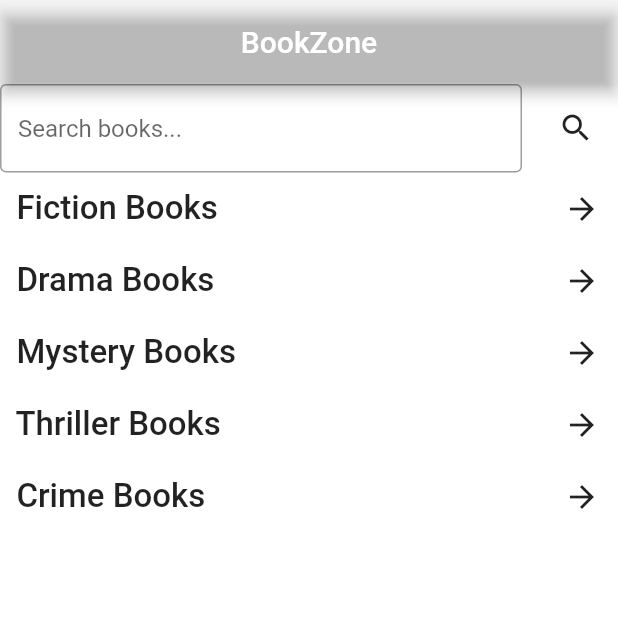
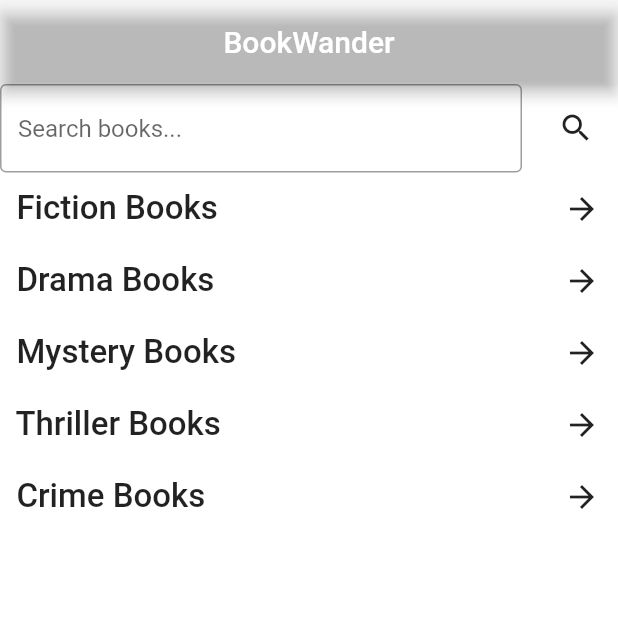
Before and after one commit to Shivansh-2002/Bookstore-App, a Flutter app: the screen it shows after launch, after a tap on the "search" icon, on a phone screen of 412 x 824 dp, the top half of it. Run offline on Flutter 3.47's test engine with Material 2 defaults, Android fonts, the phone set to English and light mode, and no system bars; our stand-ins replace firebase_core; accounts and stored records are empty; network calls fail.

```diff
--- a/lib/main.dart
+++ b/lib/main.dart
@@ -1,7 +1,9 @@
+import 'package:flutter/foundation.dart';
 import 'package:flutter/material.dart';
-import 'MainScreen.dart';
+import 'screens/MainScreen.dart';
 import 'package:provider/provider.dart';
-import 'api_call_state.dart';
+import 'package:firebase_core/firebase_core.dart';
+import 'utilities/api_call_state.dart';
 
 // I am just calling the functions here which i have declared in different files and explained it there.
 // please go through the whole code :)
@@ -9,7 +11,18 @@ import 'api_call_state.dart';
 
 
 //Main Function going to run App Bookstore
-void main() {
+Future <void> main() async{
+  WidgetsFlutterBinding.ensureInitialized();
+  if(kIsWeb){
+    await Firebase.initializeApp(options: FirebaseOptions(
+        apiKey: "AIzaSyBu5Pt19_gWCxPX97Xk35lsjkXCI5sb684",
+        appId: "1:653922675269:web:27fd1e91b3ad96cfe2d12c",
+        messagingSenderId: "653922675269",
+        projectId: "bookzone-388c9")
+    );
+  }
+
+  await Firebase.initializeApp();
   runApp(
       ChangeNotifierProvider(
         create: (_) => ApiCallState(), // Provide the ApiCallState instance
@@ -25,7 +38,7 @@ class BookstoreApp extends StatelessWidget {
   Widget build(BuildContext context) {
     // Ideal basic app implementation
     return MaterialApp(
-      title: 'Bookstore',
+      title: 'BookWander',
       theme: ThemeData(
         primarySwatch: Colors.blue,
       ),
--- a/lib/MainScreen.dart
+++ b/lib/screens/MainScreen.dart
@@ -1,9 +1,9 @@
-import 'package:bookstore/searched.dart';
+import 'package:bookstore/screens/searched.dart';
 import 'package:flutter/material.dart';
 import 'package:provider/provider.dart';
 import 'package:http/http.dart' as http;
-import '../util.dart';
-import 'api_call_state.dart';
+import '../utilities/util.dart';
+import '../utilities/api_call_state.dart';
 import 'dart:convert';
 
 // the home page which gives us different books from different genres arranges in a column
@@ -73,7 +73,7 @@ class _BookstoreHomePageState extends State<BookstoreHomePage> {
       backgroundColor: Colors.white,
       appBar: AppBar(
         backgroundColor: Colors.transparent,
-        title: const Center(child: Text('BookZone')),
+        title: const Center(child: Text('BookWander')),
       ),
       body: SingleChildScrollView(
         scrollDirection: Axis.vertical,
--- a/lib/genre.dart
+++ b/lib/screens/genre.dart
@@ -1,5 +1,5 @@
 import 'package:flutter/material.dart';
-import '../util.dart';
+import '../utilities/util.dart';
 
 // This class is used to call all the books from same genre
 class BookDetailPage extends StatefulWidget {
--- a/lib/searched.dart
+++ b/lib/screens/searched.dart
@@ -1,6 +1,6 @@
 import 'package:flutter/material.dart';
 import 'package:http/http.dart' as http;
-import '../util.dart';
+import '../utilities/util.dart';
 import 'dart:convert';
 
 // This page will give the searched result for the books from the api
--- a/lib/util.dart
+++ b/lib/utilities/util.dart
@@ -1,5 +1,5 @@
 import 'package:flutter/material.dart';
-import '../genre.dart';
+import '../screens/genre.dart';
 
 // this the utilities files which contain different classes which are needed on different pages
 
--- a/pubspec.yaml
+++ b/pubspec.yaml
@@ -37,6 +37,11 @@ dependencies:
   # The following adds the Cupertino Icons font to your application.
   # Use with the CupertinoIcons class for iOS style icons.
   cupertino_icons: ^1.0.2
+  firebase_core: ^2.15.0
+  firebase_core_web: ^2.0.0
+  cloud_firestore: ^4.8.4
+  firebase_auth: ^4.7.2
+  firebase_storage: ^11.2.5
 
 dev_dependencies:
   flutter_test:
```
Also changed, not shown: lib/utilities/api_call_state.dart (renamed from lib/api_call_state.dart), pubspec.lock, 7 other files.
